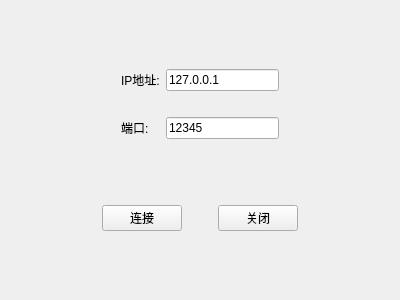
This is client/src/mainwindow.ui in omigeft/QTChatroom as Qt 5 draws it before an edit. The edited form follows.
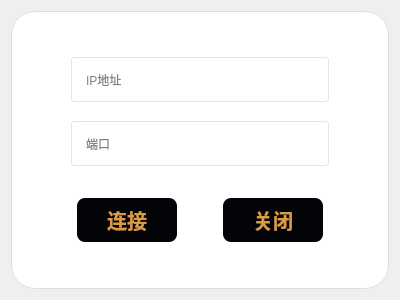
This is the edited form.

Diff of the .ui file:
```diff
--- a/client/src/mainwindow.ui
+++ b/client/src/mainwindow.ui
@@ -25,63 +25,68 @@
   <property name="windowTitle">
    <string>连接服务器</string>
   </property>
+  <property name="styleSheet">
+   <string notr="true">QPushButton {
+background-color:#030408;
+color:#db9a45;
+font-size: 20px;
+font:10pt &quot;Microsoft YaHei UI&quot;;
+border-radius:8px;
+font-weight:700;
+height:44px;
+width: 100%;
+}
+QPushButton:hover {
+background-color: #383a3e;
+}
+QFrame{
+margin:2px;
+border: 1px solid #dcdee0;;
+border-radius: 24px;
+background-color:rgb(255, 255, 255);
+padding:10px;
+}
+QLineEdit{
+border: 1px solid rgb(41, 57, 85);
+border-radius: 3px;
+border-color:#dcdee0;
+background: white;
+padding-left: 12px;
+padding-right: 12px;
+border-color:#e4e5eb;
+}
+QLineEdit:hover {
+border-color: #db9a45;
+}</string>
+  </property>
   <widget class="QWidget" name="centralwidget">
    <layout class="QGridLayout" name="gridLayout_2">
-    <item row="0" column="0">
+    <item row="1" column="0">
+     <widget class="QFrame" name="frame">
+      <property name="frameShape">
+       <enum>QFrame::StyledPanel</enum>
+      </property>
+      <property name="frameShadow">
+       <enum>QFrame::Raised</enum>
+      </property>
+      <layout class="QVBoxLayout" name="verticalLayout">
+       <item>
      <layout class="QGridLayout" name="gridLayout">
-      <item row="0" column="0">
-       <spacer name="horizontalSpacer_2">
-        <property name="orientation">
-         <enum>Qt::Horizontal</enum>
-        </property>
-        <property name="sizeHint" stdset="0">
-         <size>
-          <width>40</width>
-          <height>20</height>
-         </size>
-        </property>
-       </spacer>
-      </item>
-      <item row="0" column="1">
-       <widget class="QLabel" name="IPAddrlabel">
-        <property name="text">
-         <string>IP地址:</string>
-        </property>
-       </widget>
-      </item>
       <item row="2" column="1">
-       <widget class="QLabel" name="Portlabel">
-        <property name="text">
-         <string>端口:</string>
-        </property>
-       </widget>
-      </item>
-      <item row="0" column="2">
-       <widget class="QLineEdit" name="IPInput">
-        <property name="text">
-         <string>127.0.0.1</string>
-        </property>
-       </widget>
-      </item>
-      <item row="2" column="2">
        <widget class="QLineEdit" name="PortInput">
-        <property name="text">
-         <string>12345</string>
-        </property>
-       </widget>
-      </item>
-      <item row="0" column="3">
-       <spacer name="horizontalSpacer_3">
-        <property name="orientation">
-         <enum>Qt::Horizontal</enum>
-        </property>
-        <property name="sizeHint" stdset="0">
+           <property name="minimumSize">
          <size>
-          <width>40</width>
-          <height>20</height>
-         </size>
-        </property>
-       </spacer>
+             <width>0</width>
+             <height>45</height>
+            </size>
+           </property>
+           <property name="text">
+            <string/>
+           </property>
+           <property name="placeholderText">
+            <string>端口</string>
+           </property>
+          </widget>
       </item>
       <item row="1" column="1">
        <spacer name="verticalSpacer">
@@ -94,15 +99,72 @@
         <property name="sizeHint" stdset="0">
          <size>
           <width>20</width>
+             <height>13</height>
+            </size>
+           </property>
+          </spacer>
+         </item>
+         <item row="0" column="0">
+          <spacer name="horizontalSpacer_2">
+           <property name="orientation">
+            <enum>Qt::Horizontal</enum>
+           </property>
+           <property name="sizeType">
+            <enum>QSizePolicy::Fixed</enum>
+           </property>
+           <property name="sizeHint" stdset="0">
+            <size>
+             <width>40</width>
           <height>20</height>
          </size>
         </property>
        </spacer>
       </item>
-     </layout>
-    </item>
-    <item row="1" column="0">
+         <item row="0" column="2">
+          <spacer name="horizontalSpacer_3">
+           <property name="orientation">
+            <enum>Qt::Horizontal</enum>
+           </property>
+           <property name="sizeType">
+            <enum>QSizePolicy::Fixed</enum>
+           </property>
+           <property name="sizeHint" stdset="0">
+            <size>
+             <width>40</width>
+             <height>20</height>
+            </size>
+           </property>
+          </spacer>
+         </item>
+         <item row="0" column="1">
+          <widget class="QLineEdit" name="IPInput">
+           <property name="minimumSize">
+            <size>
+             <width>0</width>
+             <height>45</height>
+            </size>
+           </property>
+           <property name="text">
+            <string/>
+           </property>
+           <property name="placeholderText">
+            <string>IP地址</string>
+           </property>
+          </widget>
+         </item>
+        </layout>
+       </item>
+       <item>
      <layout class="QHBoxLayout" name="horizontalLayout">
+         <property name="spacing">
+          <number>16</number>
+         </property>
+         <property name="sizeConstraint">
+          <enum>QLayout::SetDefaultConstraint</enum>
+         </property>
+         <property name="topMargin">
+          <number>0</number>
+         </property>
       <item>
        <spacer name="horizontalSpacer_4">
         <property name="orientation">
@@ -141,6 +203,9 @@
       </item>
       <item>
        <widget class="QPushButton" name="CloseButton">
+           <property name="styleSheet">
+            <string notr="true"/>
+           </property>
         <property name="text">
          <string>关闭</string>
         </property>
@@ -160,6 +225,9 @@
        </spacer>
       </item>
      </layout>
+       </item>
+      </layout>
+     </widget>
     </item>
    </layout>
   </widget>
```
Lines whose indentation alone changed are shown as unchanged.
